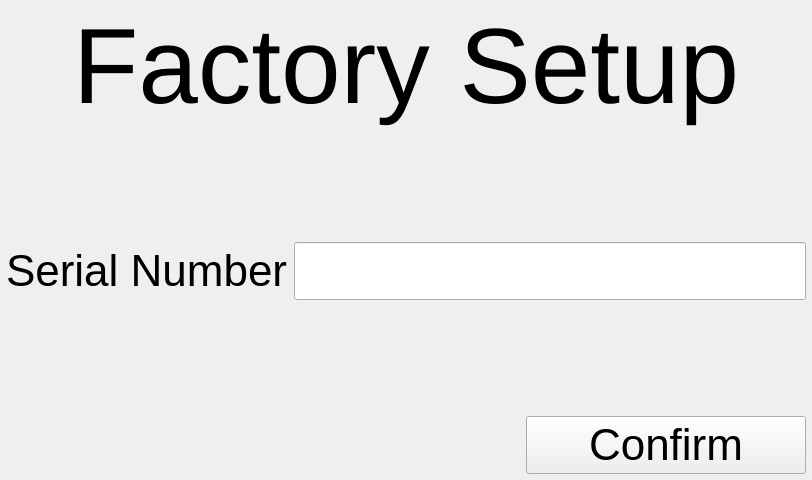
Before: the Qt Designer form ui/FactoryWidget.ui in kipr/botui, drawn with Qt 5.
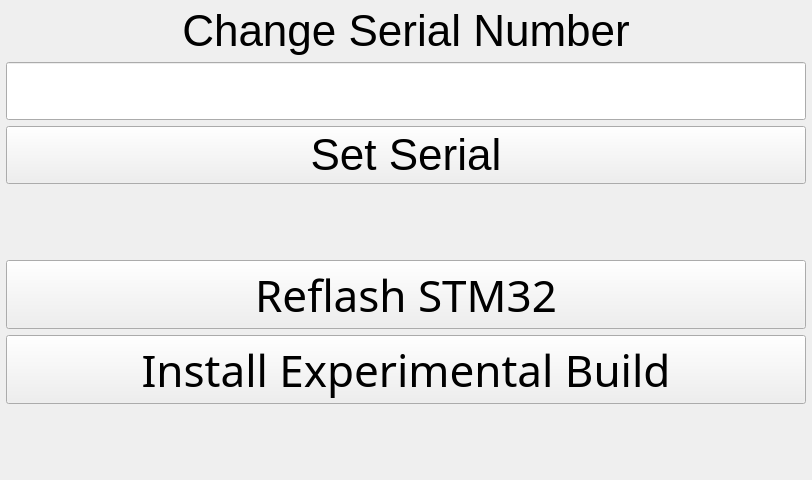
After: the same form once the commit is applied. Icons and pictures are not drawn. Custom widgets are drawn as their Qt base class.

Commit message: Adding advanced settings; added factory tools menu

What changed in the file:
```diff
--- a/ui/FactoryWidget.ui
+++ b/ui/FactoryWidget.ui
@@ -13,44 +13,95 @@
   <property name="windowTitle">
    <string>Factory</string>
   </property>
-  <layout class="QVBoxLayout" name="verticalLayout" stretch="0,0,0,0,0">
-   <property name="margin">
+  <layout class="QVBoxLayout" name="verticalLayout" stretch="0,0,0,0,0,0,0">
+   <property name="leftMargin">
+    <number>6</number>
+   </property>
+   <property name="topMargin">
+    <number>6</number>
+   </property>
+   <property name="rightMargin">
+    <number>6</number>
+   </property>
+   <property name="bottomMargin">
     <number>6</number>
    </property>
    <item>
-    <widget class="QLabel" name="label_2">
+    <widget class="QLabel" name="label">
      <property name="sizePolicy">
-      <sizepolicy hsizetype="Preferred" vsizetype="Minimum">
+      <sizepolicy hsizetype="MinimumExpanding" vsizetype="Preferred">
        <horstretch>0</horstretch>
        <verstretch>0</verstretch>
       </sizepolicy>
      </property>
-     <property name="minimumSize">
-      <size>
-       <width>800</width>
-       <height>120</height>
-      </size>
-     </property>
      <property name="font">
       <font>
-       <family>Arial</family>
-       <pointsize>80</pointsize>
-       <weight>50</weight>
-       <italic>false</italic>
-       <bold>false</bold>
+       <pointsize>33</pointsize>
       </font>
      </property>
-     <property name="styleSheet">
-      <string notr="true">font: 80pt &quot;Arial&quot;;</string>
+     <property name="layoutDirection">
+      <enum>Qt::LeftToRight</enum>
      </property>
      <property name="text">
-      <string>Factory Setup</string>
+      <string>Change Serial Number</string>
      </property>
      <property name="alignment">
       <set>Qt::AlignCenter</set>
      </property>
     </widget>
    </item>
+   <item>
+    <widget class="LineEdit" name="serialNumber">
+     <property name="sizePolicy">
+      <sizepolicy hsizetype="Minimum" vsizetype="Preferred">
+       <horstretch>0</horstretch>
+       <verstretch>0</verstretch>
+      </sizepolicy>
+     </property>
+     <property name="minimumSize">
+      <size>
+       <width>0</width>
+       <height>0</height>
+      </size>
+     </property>
+     <property name="font">
+      <font>
+       <pointsize>33</pointsize>
+      </font>
+     </property>
+     <property name="alignment">
+      <set>Qt::AlignLeading|Qt::AlignLeft|Qt::AlignVCenter</set>
+     </property>
+    </widget>
+   </item>
+   <item>
+    <widget class="QPushButton" name="confirm">
+     <property name="minimumSize">
+      <size>
+       <width>280</width>
+       <height>0</height>
+      </size>
+     </property>
+     <property name="font">
+      <font>
+       <pointsize>33</pointsize>
+      </font>
+     </property>
+     <property name="text">
+      <string>Set Serial</string>
+     </property>
+     <property name="icon">
+      <iconset resource="../rc/icons.qrc">
+       <normaloff>:/icons/fontawesome/regular/icons/fontawesome/regular/check-circle.svg</normaloff>:/icons/fontawesome/regular/icons/fontawesome/regular/check-circle.svg</iconset>
+     </property>
+     <property name="iconSize">
+      <size>
+       <width>25</width>
+       <height>25</height>
+      </size>
+     </property>
+    </widget>
+   </item>
    <item>
     <spacer name="verticalSpacer_2">
      <property name="orientation">
@@ -65,53 +116,50 @@
     </spacer>
    </item>
    <item>
-    <layout class="QFormLayout" name="formLayout">
-     <property name="fieldGrowthPolicy">
-      <enum>QFormLayout::ExpandingFieldsGrow</enum>
+    <widget class="QPushButton" name="reflash">
+     <property name="font">
+      <font>
+       <family>Noto Sans</family>
+       <pointsize>33</pointsize>
+      </font>
      </property>
-     <property name="formAlignment">
-      <set>Qt::AlignCenter</set>
+     <property name="text">
+      <string>Reflash STM32</string>
      </property>
-     <property name="horizontalSpacing">
-      <number>6</number>
+     <property name="icon">
+      <iconset resource="../rc/icons.qrc">
+       <normaloff>:/icons/fontawesome/solid/icons/fontawesome/solid/briefcase.svg</normaloff>:/icons/fontawesome/solid/icons/fontawesome/solid/briefcase.svg</iconset>
      </property>
-     <item row="0" column="0">
-      <widget class="QLabel" name="label">
-       <property name="font">
-        <font>
-         <pointsize>33</pointsize>
-        </font>
-       </property>
-       <property name="text">
-        <string>Serial Number</string>
-       </property>
-      </widget>
-     </item>
-     <item row="0" column="1">
-      <widget class="LineEdit" name="serialNumber">
-       <property name="sizePolicy">
-        <sizepolicy hsizetype="Expanding" vsizetype="Preferred">
-         <horstretch>0</horstretch>
-         <verstretch>0</verstretch>
-        </sizepolicy>
-       </property>
-       <property name="minimumSize">
-        <size>
-         <width>0</width>
-         <height>0</height>
-        </size>
-       </property>
-       <property name="font">
-        <font>
-         <pointsize>33</pointsize>
-        </font>
-       </property>
-       <property name="alignment">
-        <set>Qt::AlignRight|Qt::AlignTrailing|Qt::AlignVCenter</set>
-       </property>
-      </widget>
-     </item>
-    </layout>
+     <property name="iconSize">
+      <size>
+       <width>35</width>
+       <height>35</height>
+      </size>
+     </property>
+    </widget>
+   </item>
+   <item>
+    <widget class="QPushButton" name="experimental">
+     <property name="font">
+      <font>
+       <family>Sans</family>
+       <pointsize>33</pointsize>
+      </font>
+     </property>
+     <property name="text">
+      <string>Install Experimental Build</string>
+     </property>
+     <property name="icon">
+      <iconset resource="../rc/icons.qrc">
+       <normaloff>:/icons/fontawesome/solid/icons/fontawesome/solid/vial.svg</normaloff>:/icons/fontawesome/solid/icons/fontawesome/solid/vial.svg</iconset>
+     </property>
+     <property name="iconSize">
+      <size>
+       <width>35</width>
+       <height>35</height>
+      </size>
+     </property>
+    </widget>
    </item>
    <item>
     <spacer name="verticalSpacer">
@@ -126,51 +174,6 @@
      </property>
     </spacer>
    </item>
-   <item>
-    <layout class="QHBoxLayout" name="horizontalLayout">
-     <item>
-      <spacer name="horizontalSpacer">
-       <property name="orientation">
-        <enum>Qt::Horizontal</enum>
-       </property>
-       <property name="sizeHint" stdset="0">
-        <size>
-         <width>40</width>
-         <height>20</height>
-        </size>
-       </property>
-      </spacer>
-     </item>
-     <item>
-      <widget class="QPushButton" name="confirm">
-       <property name="minimumSize">
-        <size>
-         <width>280</width>
-         <height>0</height>
-        </size>
-       </property>
-       <property name="font">
-        <font>
-         <pointsize>33</pointsize>
-        </font>
-       </property>
-       <property name="text">
-        <string>Confirm</string>
-       </property>
-       <property name="icon">
-        <iconset resource="../rc/icons.qrc">
-         <normaloff>:/icons/fontawesome/regular/icons/fontawesome/regular/check-circle.svg</normaloff>:/icons/fontawesome/regular/icons/fontawesome/regular/check-circle.svg</iconset>
-       </property>
-       <property name="iconSize">
-        <size>
-         <width>25</width>
-         <height>25</height>
-        </size>
-       </property>
-      </widget>
-     </item>
-    </layout>
-   </item>
   </layout>
  </widget>
  <customwidgets>
```
The commit also changes 7 other files.
